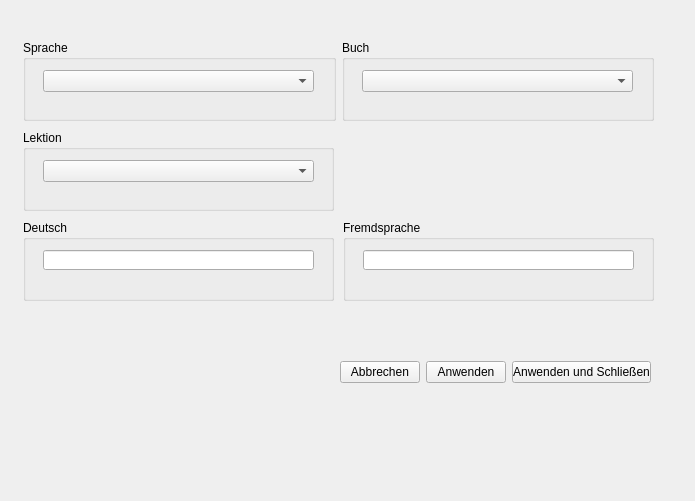
Above: UIs/WindowVokabelAnlegen.ui from JPaehr/VokabelTrainer before the change. Below: the same form after it.
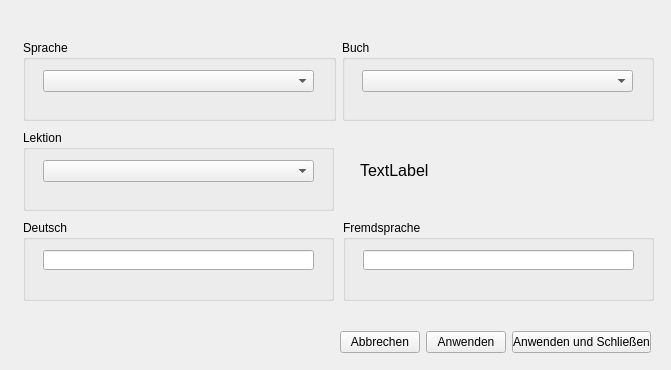
That is the form after the change.

Commit message: kleine Fehler behoben, in Lektion anlegen Anzahl der Vokabeln hinzugefuegt, AbfrageEinstellungen Fenster verkleinert, EnterKeyListener hinzugefuegt in Abfrage und bei Vokabeleingabe, Meinten Sie anzeige veraendert

What changed in the file:
```diff
--- a/UIs/WindowVokabelAnlegen.ui
+++ b/UIs/WindowVokabelAnlegen.ui
@@ -6,8 +6,8 @@
    <rect>
     <x>0</x>
     <y>0</y>
-    <width>695</width>
-    <height>501</height>
+    <width>671</width>
+    <height>370</height>
    </rect>
   </property>
   <property name="windowTitle">
@@ -137,7 +137,7 @@
    <property name="geometry">
     <rect>
      <x>340</x>
-     <y>360</y>
+     <y>330</y>
      <width>311</width>
      <height>25</height>
     </rect>
@@ -166,6 +166,24 @@
     </item>
    </layout>
   </widget>
+  <widget class="QLabel" name="lbAnzVokabeln">
+   <property name="geometry">
+    <rect>
+     <x>360</x>
+     <y>160</y>
+     <width>271</width>
+     <height>21</height>
+    </rect>
+   </property>
+   <property name="font">
+    <font>
+     <pointsize>12</pointsize>
+    </font>
+   </property>
+   <property name="text">
+    <string>TextLabel</string>
+   </property>
+  </widget>
  </widget>
  <tabstops>
   <tabstop>cBSprache</tabstop>
```
The commit also changes 6 other files.
